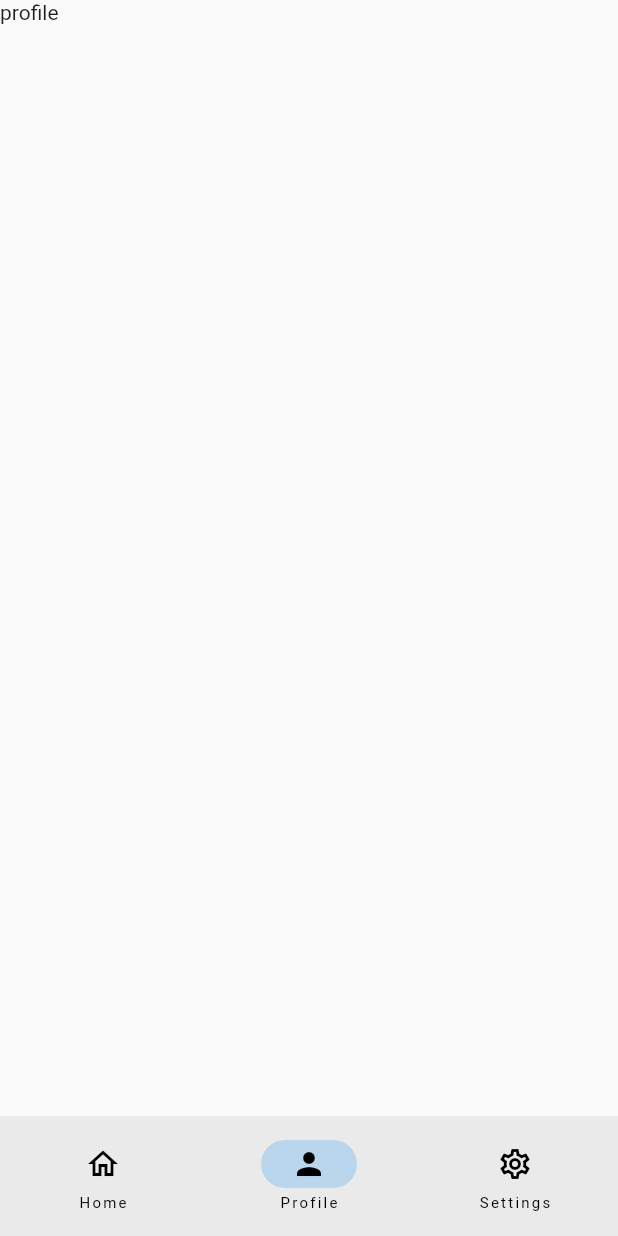
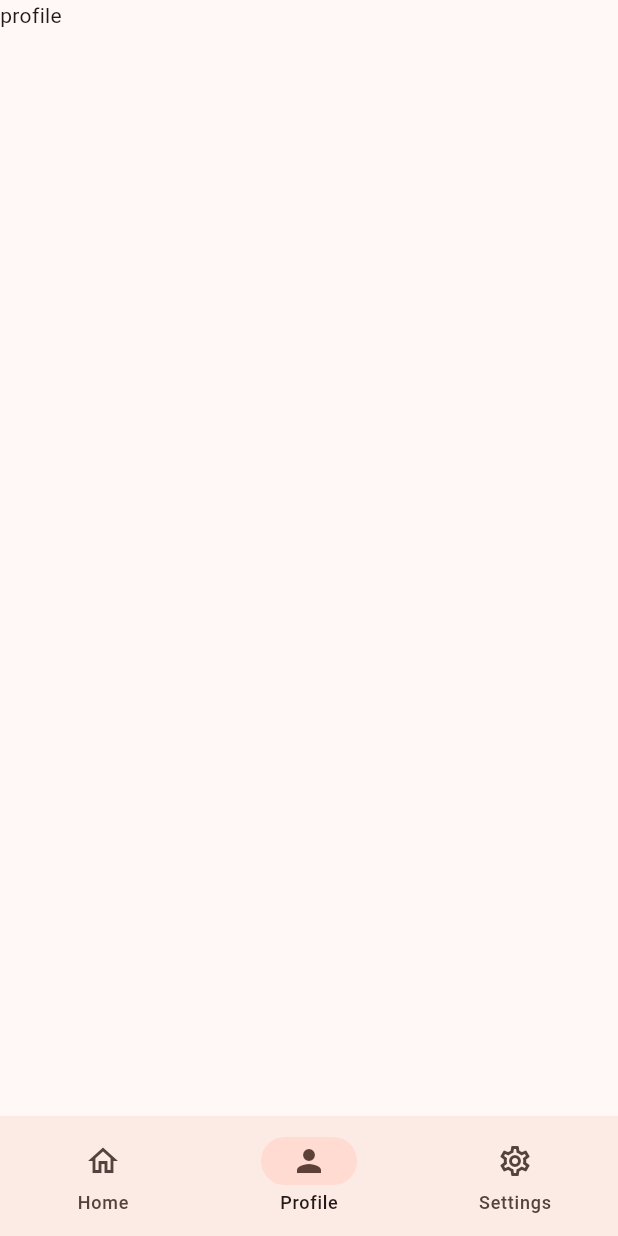
Before and after one commit to canoypa/ketchup, a Flutter app: the screen it shows after launch, item 2 of the bottom bar chosen, on a phone screen of 412 x 824 dp. Run offline on Flutter 3.47's test engine with Material 2 defaults, Android fonts, the phone set to English and light mode, and no system bars; our stand-ins replace go_router.

Commit message:
テーマを作成 (#2)

```diff
--- /dev/null
+++ b/lib/core/constant.dart
@@ -0,0 +1,3 @@
+import 'package:flutter/material.dart';
+
+const appBrandColor = Colors.deepOrange;
--- /dev/null
+++ b/lib/core/theme.dart
@@ -0,0 +1,13 @@
+import 'package:flutter/material.dart';
+import 'package:ketchup/core/constant.dart';
+
+ThemeData createTheme(ThemeMode mode) {
+  return ThemeData(
+    useMaterial3: true,
+    colorSchemeSeed: appBrandColor,
+    brightness: mode == ThemeMode.dark ? Brightness.dark : Brightness.light,
+  );
+}
+
+ThemeData appLightTheme = createTheme(ThemeMode.light);
+ThemeData appDarkTheme = createTheme(ThemeMode.dark);
--- a/lib/main.dart
+++ b/lib/main.dart
@@ -1,5 +1,6 @@
 import 'package:flutter/material.dart';
 import 'package:ketchup/core/router.dart';
+import 'package:ketchup/core/theme.dart';
 
 void main() {
   runApp(const MyApp());
@@ -13,18 +14,8 @@ class MyApp extends StatelessWidget {
   Widget build(BuildContext context) {
     return MaterialApp.router(
       title: 'Flutter Demo',
-      theme: ThemeData(
-        // This is the theme of your application.
-        //
-        // Try running your application with "flutter run". You'll see the
-        // application has a blue toolbar. Then, without quitting the app, try
-        // changing the primarySwatch below to Colors.green and then invoke
-        // "hot reload" (press "r" in the console where you ran "flutter run",
-        // or simply save your changes to "hot reload" in a Flutter IDE).
-        // Notice that the counter didn't reset back to zero; the application
-        // is not restarted.
-        primarySwatch: Colors.blue,
-      ),
+      theme: appLightTheme,
+      darkTheme: appDarkTheme,
       routerConfig: appRouter,
     );
   }
```
